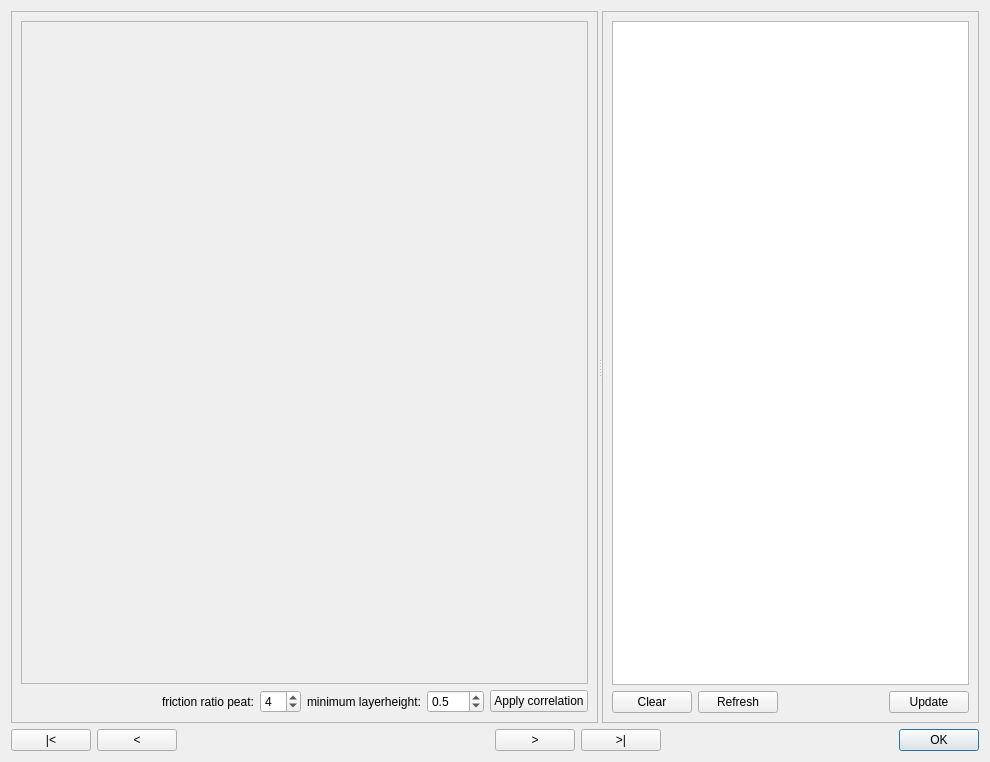
The window that cpt_viewer_dialog_base.ui (breinbaas/qcpt) describes before a commit, drawn with Qt 5.
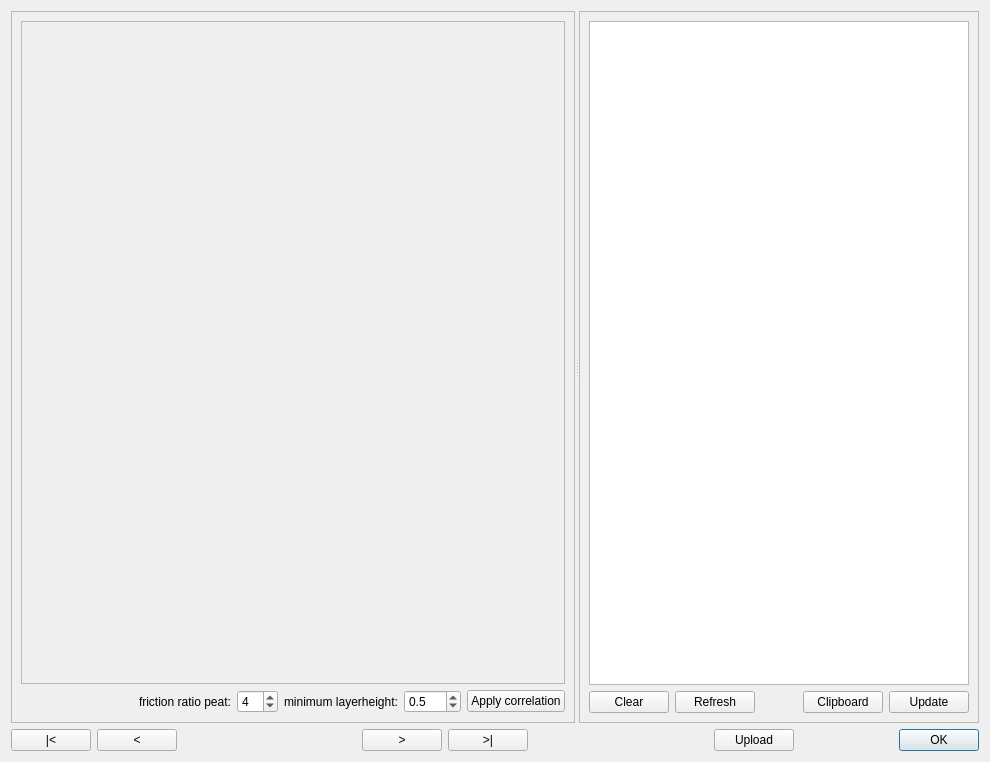
The same window after the commit.

Commit message: added cpt upload option

The edit to the form file:
```diff
--- a/cpt_viewer_dialog_base.ui
+++ b/cpt_viewer_dialog_base.ui
@@ -190,6 +190,13 @@
                </property>
               </spacer>
              </item>
+             <item>
+              <widget class="QPushButton" name="pbClipboard">
+               <property name="text">
+                <string>Clipboard</string>
+               </property>
+              </widget>
+             </item>
              <item>
               <widget class="QPushButton" name="pbUpdate">
                <property name="text">
@@ -248,6 +255,26 @@
          </property>
         </widget>
        </item>
+       <item>
+        <spacer name="horizontalSpacer_4">
+         <property name="orientation">
+          <enum>Qt::Horizontal</enum>
+         </property>
+         <property name="sizeHint" stdset="0">
+          <size>
+           <width>40</width>
+           <height>20</height>
+          </size>
+         </property>
+        </spacer>
+       </item>
+       <item>
+        <widget class="QPushButton" name="pbUpload">
+         <property name="text">
+          <string>Upload</string>
+         </property>
+        </widget>
+       </item>
        <item>
         <widget class="QDialogButtonBox" name="button_box">
          <property name="orientation">
```
The commit also changes 5 other files.
